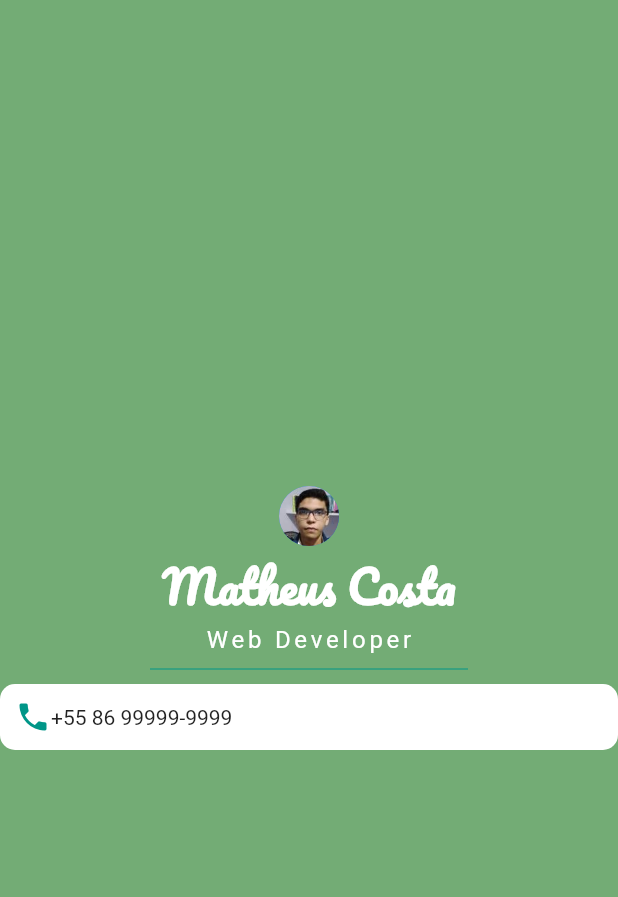
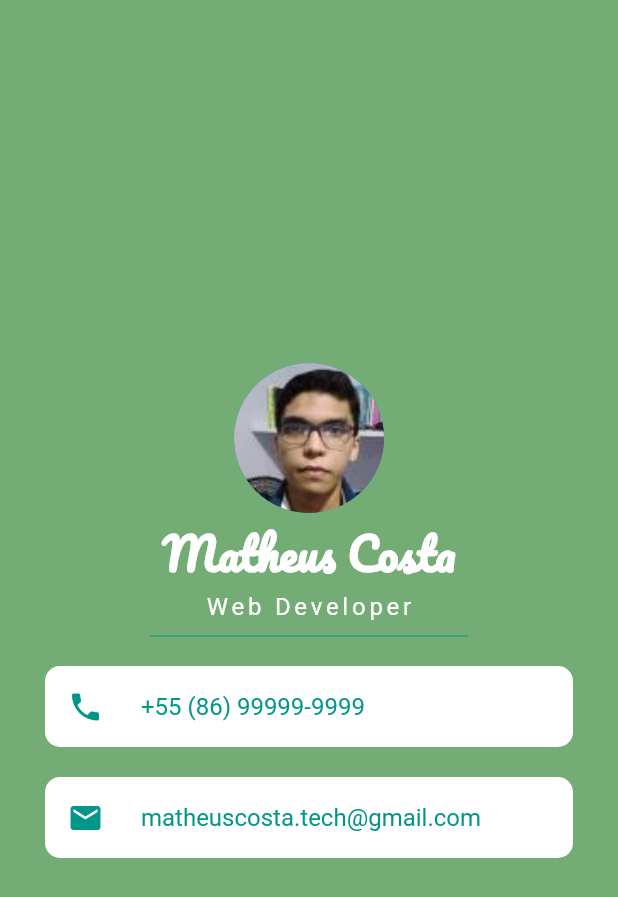
Before and after one commit to Matheus-IT/my_card, a Flutter app: the screen it shows after launch, on a phone screen of 412 x 824 dp. Shown: the top 897 px of the screen. Run offline on Flutter 3.47's test engine with Material 2 defaults, Android fonts, the phone set to English and light mode, and no system bars.

Commit message:
my-card class 10/05/2022

```diff
--- a/lib/main.dart
+++ b/lib/main.dart
@@ -1,4 +1,5 @@
 import 'package:flutter/material.dart';
+import 'simple_card.dart';
 
 void main() => runApp(const MyCardApp());
 
@@ -15,11 +16,12 @@ class MyCardApp extends StatelessWidget {
           color: const Color.fromARGB(255, 115, 172, 117),
           child: Column(
             mainAxisAlignment: MainAxisAlignment.center,
-            children: [
-              const CircleAvatar(
+            children: const [
+              CircleAvatar(
+                radius: 50.0,
                 backgroundImage: AssetImage('assets/images/me.jpeg'),
               ),
-              const Text(
+              Text(
                 'Matheus Costa',
                 style: TextStyle(
                   fontFamily: 'Pacifico',
@@ -28,35 +30,28 @@ class MyCardApp extends StatelessWidget {
                   color: Colors.white,
                 ),
               ),
-              const Text(
+              Text(
                 'Web Developer',
                 style: TextStyle(
-                    fontSize: 16.0,
-                    fontWeight: FontWeight.normal,
-                    color: Colors.white,
-                    letterSpacing: 2.5),
+                  fontSize: 16.0,
+                  fontWeight: FontWeight.normal,
+                  color: Colors.white,
+                  letterSpacing: 2.5,
+                ),
               ),
-              const Divider(
+              Divider(
                 color: Colors.teal,
                 height: 20.0,
                 indent: 100.0,
                 endIndent: 100.0,
               ),
-              Container(
-                decoration: BoxDecoration(
-                  color: Colors.white,
-                  borderRadius: BorderRadius.circular(10.0),
-                ),
-                padding: EdgeInsets.all(10.0),
-                child: Row(
-                  children: const [
-                    Icon(
-                      Icons.phone,
-                      color: Colors.teal,
-                    ),
-                    Text('+55 86 99999-9999'),
-                  ],
-                ),
+              SimpleCard(
+                icon: Icons.phone,
+                text: '+55 (86) 99999-9999',
+              ),
+              SimpleCard(
+                icon: Icons.mail,
+                text: 'matheuscosta.tech@gmail.com',
               ),
             ],
           ),
--- /dev/null
+++ b/lib/simple_card.dart
@@ -0,0 +1,46 @@
+import 'package:flutter/material.dart';
+
+class SimpleCard extends StatelessWidget {
+  final IconData icon;
+  final String text;
+
+  const SimpleCard({
+    Key? key,
+    required this.icon,
+    required this.text,
+  }) : super(key: key);
+
+  @override
+  Widget build(BuildContext context) {
+    return Container(
+      decoration: BoxDecoration(
+        color: Colors.white,
+        borderRadius: BorderRadius.circular(10.0),
+      ),
+      padding: const EdgeInsets.all(15.0),
+      margin: const EdgeInsets.symmetric(
+        horizontal: 30.0,
+        vertical: 10,
+      ),
+      child: Row(
+        children: [
+          Icon(
+            icon,
+            color: Colors.teal,
+          ),
+          const SizedBox(
+            width: 25.0,
+          ),
+          Text(
+            text,
+            style: const TextStyle(
+              fontSize: 16.0,
+              fontWeight: FontWeight.normal,
+              color: Colors.teal,
+            ),
+          ),
+        ],
+      ),
+    );
+  }
+}
```
